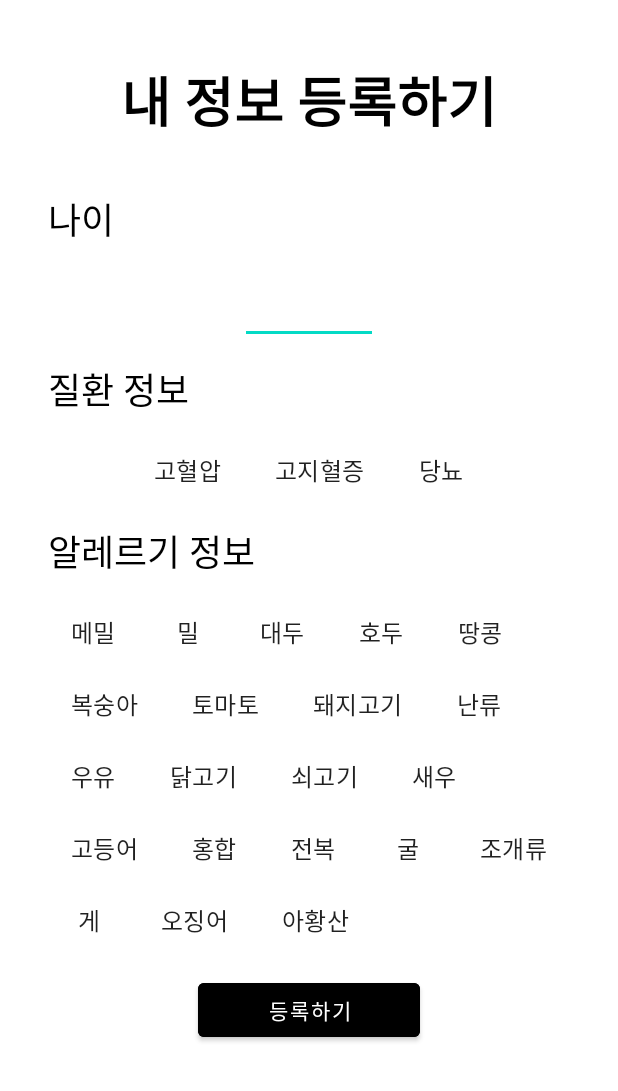
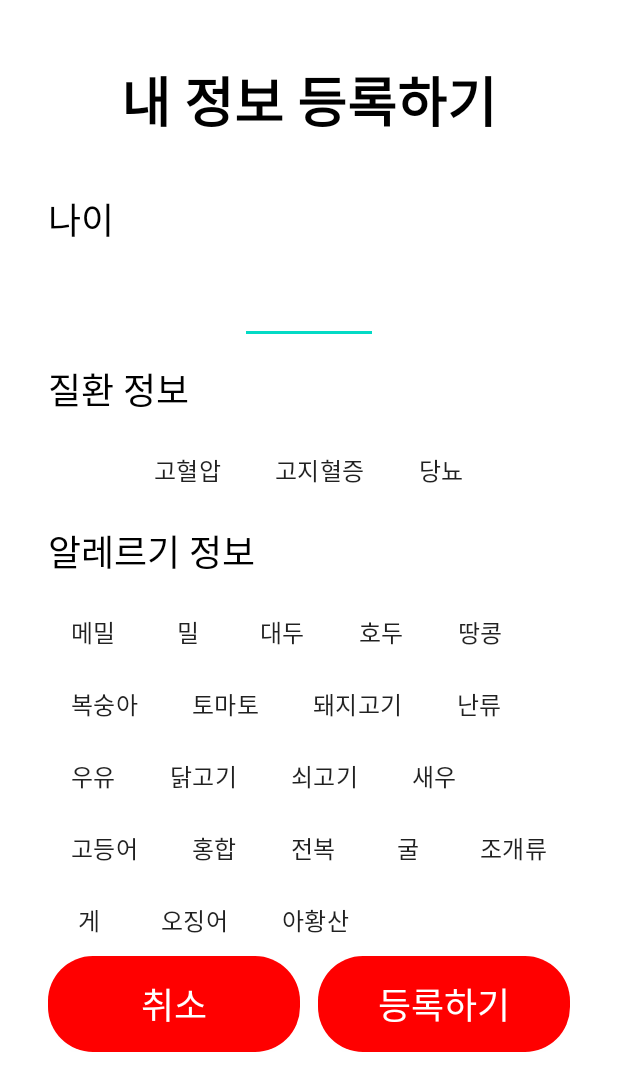
Before and after one commit to BeYourEyes/Android-Firebase, an Android app: the UserInfoRegisterActivity screen opened directly, with no data from a screen before it, on a phone screen of 412 x 824 dp. Shown: the top 1091 px of the screen. Run offline under Robolectric (Android 15) with nearby library versions, the phone set to English and light mode, and no system bars; our stand-ins replace Firebase (no records; nobody signed in at launch, a user with empty details on screens opened directly).

Commit message:
register XML & Activity fixed

```diff
--- a/app/src/main/java/com/example/beyoureyes/UserInfoRegisterActivity.kt
+++ b/app/src/main/java/com/example/beyoureyes/UserInfoRegisterActivity.kt
@@ -60,7 +60,8 @@ class UserInfoRegisterActivity : AppCompatActivity() {
         val chip19 = findViewById<Chip>(R.id.chip2_19)
         val chip20 = findViewById<Chip>(R.id.chip2_20)
 
-        val userInfoRegisterButton = findViewById<Button>(R.id.userInfoRegisterButton)
+        val usrInfoRegiSaveButton = findViewById<Button>(R.id.usrInfoRegiSaveButton)
+        val usrInfoRegiCancelButton = findViewById<Button>(R.id.usrInfoRegiCancelButton)
 
         val diseaseChips = arrayOf(chip0, chip1, chip2)
         val allergyChips = arrayOf(chip00, chip01, chip02, chip03, chip04, chip05, chip06, chip07,
@@ -153,7 +154,7 @@ class UserInfoRegisterActivity : AppCompatActivity() {
         }
 
         // 등록하기 버튼 클릭 시 로직
-        userInfoRegisterButton.setOnClickListener {
+        usrInfoRegiSaveButton.setOnClickListener {
             // 나이 입력 X 시 토스트 메세지 띄움
             if(age.text.toString() == ""){
                 Toast.makeText(this@UserInfoRegisterActivity, "나이를 입력해주세요!", Toast.LENGTH_LONG).show()
--- a/app/src/main/res/layout/activity_user_info_register.xml
+++ b/app/src/main/res/layout/activity_user_info_register.xml
@@ -22,6 +22,15 @@
         android:textSize="36sp"
         android:textStyle="bold" />
 
+    <ScrollView
+        android:layout_width="match_parent"
+        android:layout_height="wrap_content" >
+
+        <LinearLayout
+            android:layout_width="match_parent"
+            android:layout_height="wrap_content"
+            android:orientation="vertical">
+
             <TextView
                 android:id="@+id/ageText"
                 android:layout_width="match_parent"
@@ -36,8 +45,8 @@
                 android:id="@+id/editAge"
                 android:layout_width="match_parent"
                 android:layout_height="wrap_content"
+                android:layout_marginStart="128sp"
                 android:layout_marginTop="12sp"
-        android:layout_marginStart="128sp"
                 android:layout_marginEnd="128sp"
                 android:ems="10"
                 android:inputType="number"
@@ -55,13 +64,12 @@
                 android:textColor="@color/black"
                 android:textSize="24sp" />
 
-
             <com.google.android.material.chip.ChipGroup
                 android:id="@+id/diseaseChipGroup"
                 android:layout_width="wrap_content"
                 android:layout_height="wrap_content"
+                android:layout_gravity="center"
                 android:layout_marginTop="12sp"
-        android:layout_gravity="center"
                 app:chipSpacingHorizontal="12dp"
                 app:singleLine="true">
 
@@ -107,8 +115,8 @@
                 android:id="@+id/allergyChipGroup"
                 android:layout_width="wrap_content"
                 android:layout_height="wrap_content"
+                android:layout_gravity="center"
                 android:layout_marginTop="12sp"
-        android:layout_gravity="center"
                 app:chipSpacingHorizontal="12dp"
                 app:singleLine="false">
 
@@ -302,17 +310,41 @@
                     android:textSize="16sp"
                     app:chipBackgroundColor="@color/chip" />
             </com.google.android.material.chip.ChipGroup>
+        </LinearLayout>
+    </ScrollView>
 
 
-    <Button
-        android:id="@+id/userInfoRegisterButton"
+    <LinearLayout
         android:layout_width="match_parent"
         android:layout_height="wrap_content"
-        android:layout_marginLeft="100sp"
-        android:layout_marginTop="12sp"
-        android:layout_marginRight="100sp"
-        android:layout_marginBottom="32dp"
-        android:backgroundTint="@color/black"
+        android:orientation="horizontal">
+
+        <androidx.appcompat.widget.AppCompatButton
+            android:id="@+id/usrInfoRegiCancelButton"
+            android:layout_width="match_parent"
+            android:layout_height="64sp"
+            android:layout_weight="1"
+            android:layout_marginEnd="6sp"
+            android:background="@drawable/button_highlight"
             android:fontFamily="@font/pretendard700"
-        android:text="등록하기" />
+            android:text="취소"
+            android:textColor="@color/white"
+            android:textSize="24sp"/>
+
+        <androidx.appcompat.widget.AppCompatButton
+            android:id="@+id/usrInfoRegiSaveButton"
+            android:layout_width="match_parent"
+            android:layout_height="64sp"
+            android:layout_weight="1"
+            android:layout_marginStart="6sp"
+            android:background="@drawable/button_highlight"
+            android:fontFamily="@font/pretendard700"
+            android:text="등록하기"
+            android:textColor="@color/white"
+            android:textSize="24sp"/>
+
+
+
     </LinearLayout>
+
+</LinearLayout>
```
Lines whose indentation alone changed are shown as unchanged.
